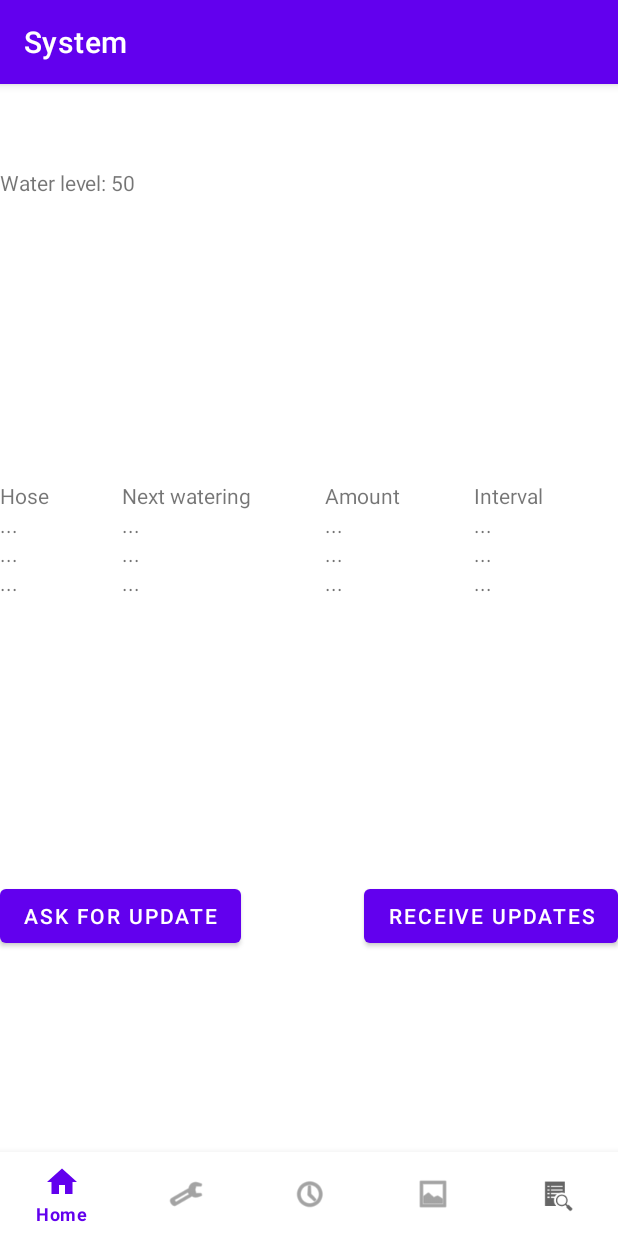
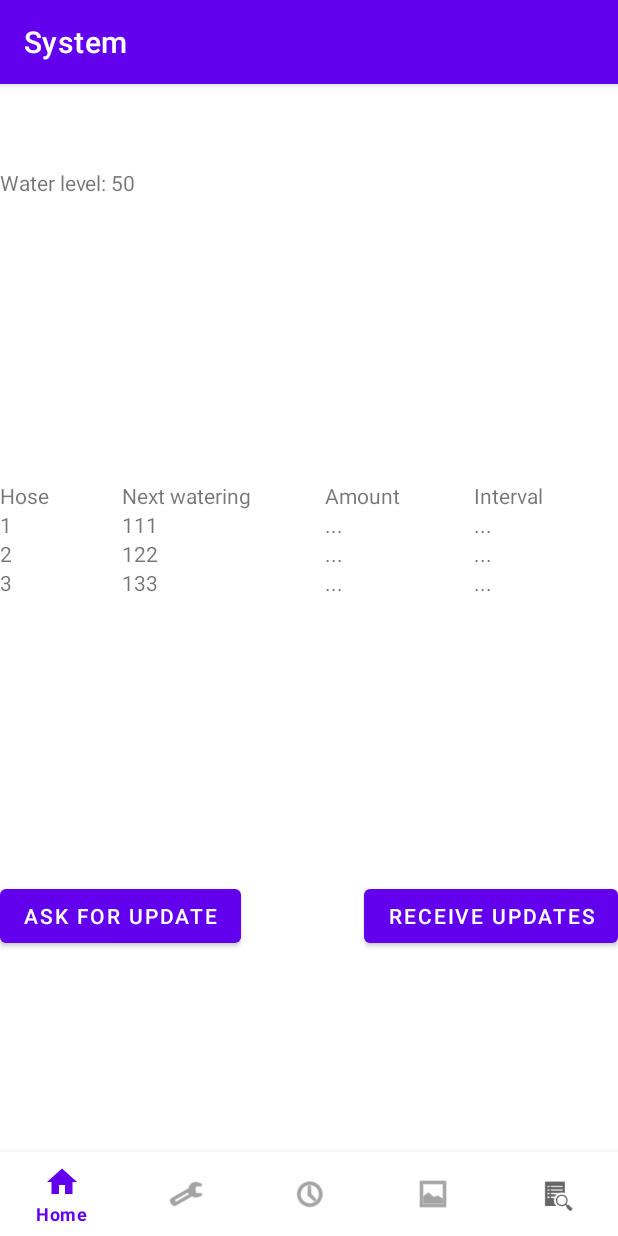
Before and after one commit to heriique/WaterPlants4, an Android app: the SystemFragment screen opened through its navigation route, after a tap on "RECEIVE UPDATES", on a phone screen of 412 x 824 dp. Run offline under Robolectric (Android 15) with nearby library versions, the phone set to English and light mode, and no system bars; our stand-ins replace navigation-ui.

Commit message:
Started processing dummy messages

```diff
--- a/app/src/main/java/com/example/waterplants/model/Model.kt
+++ b/app/src/main/java/com/example/waterplants/model/Model.kt
@@ -19,8 +19,7 @@ class Model private constructor(owner: AppCompatActivity) {
     //var systemPlant2 = Plant(5, null, null, null, null, null, null)
     //var systemPlant3 = Plant(6, null, null, null, null, null, null)
     //var systemPlants2 = arrayOf(systemPlant1, systemPlant2, systemPlant3)
-    var systemWaterLevel = MutableLiveData<String>()
-    var systemWaterLevel2 = MutableLiveData<Int?>()
+    var systemWaterLevel = MutableLiveData<Int?>()
 
     // Instance
     companion object {
@@ -79,8 +78,7 @@ class Model private constructor(owner: AppCompatActivity) {
                     systemPlantList[i].watered = ints[i * 5 + 4]
                 }
                 systemPlants.value = systemPlantList
-                systemWaterLevel.value = ints[15].toString()
-                systemWaterLevel2.value = ints[15]
+                systemWaterLevel.value = ints[15]
                 Log.d("jhgjgjhghjgjhgjh", "water lvl: " + ints[15].toString())
             }
         }
--- a/app/src/main/java/com/example/waterplants/ui/system/SystemFragment.kt
+++ b/app/src/main/java/com/example/waterplants/ui/system/SystemFragment.kt
@@ -30,11 +30,32 @@ class SystemFragment : Fragment() {
         _binding = FragmentSystemBinding.inflate(inflater, container, false)
         val root: View = binding.root
 
-        val textViewWaterLevel: TextView = binding.textSystemWaterLevel
+        //Bind data fields to textViews
         systemViewModel.systemWaterLevel.observe(viewLifecycleOwner) {
-            textViewWaterLevel.text = "${getString(R.string.system_water_level)} $it"
+            binding.textSystemWaterLevel.text = "${getString(R.string.system_water_level)} $it"
         }
 
+        systemViewModel.systemPlants.observe(viewLifecycleOwner) {
+            binding.textSystemHose1.text = "${it[0].pin?.minus(3)}"
+        }
+        systemViewModel.systemPlants.observe(viewLifecycleOwner) {
+            binding.textSystemHose2.text = "${it[1].pin?.minus(3)}"
+        }
+        systemViewModel.systemPlants.observe(viewLifecycleOwner) {
+            binding.textSystemHose3.text = "${it[2].pin?.minus(3)}"
+        }
+
+        systemViewModel.systemPlants.observe(viewLifecycleOwner) {
+            binding.textSystemNext1.text = "${it[0].hourOfDay ?: getString(R.string.system_empty)}"
+        }
+        systemViewModel.systemPlants.observe(viewLifecycleOwner) {
+            binding.textSystemNext2.text = "${it[1].hourOfDay ?: getString(R.string.system_empty)}"
+        }
+        systemViewModel.systemPlants.observe(viewLifecycleOwner) {
+            binding.textSystemNext3.text = "${it[2].hourOfDay ?: getString(R.string.system_empty)}"
+        }
+
+        // Buttons
         val buttonUpdate: Button = binding.buttonSystemUpdate
         buttonUpdate.setOnClickListener { systemViewModel.askForSystemStatus() }
 
--- a/app/src/main/java/com/example/waterplants/ui/system/SystemViewModel.kt
+++ b/app/src/main/java/com/example/waterplants/ui/system/SystemViewModel.kt
@@ -5,14 +5,11 @@ import androidx.lifecycle.MutableLiveData
 import androidx.lifecycle.Transformations
 import androidx.lifecycle.ViewModel
 import com.example.waterplants.model.Model
+import com.example.waterplants.model.Plant
 
 class SystemViewModel : ViewModel() {
-    private val _text = MutableLiveData<String>().apply {
-        value = "This is system Fragment"
-    }
-    val text: LiveData<String> = _text
-
-    val systemWaterLevel: LiveData<String> = Model.getInstance(null)?.systemWaterLevel!!
+    val systemWaterLevel: LiveData<Int?> = Model.getInstance(null)?.systemWaterLevel!!
+    val systemPlants: LiveData<List<Plant>> = Model.getInstance(null)?.systemPlants!!
 
     fun askForSystemStatus() {
         Model.getInstance(null)?.askForSystemStatus()
--- a/app/src/main/res/layout/fragment_system.xml
+++ b/app/src/main/res/layout/fragment_system.xml
@@ -60,7 +60,7 @@
             android:layout_height="match_parent">
 
             <TextView
-                android:id="@+id/text_system_plant1"
+                android:id="@+id/text_system_hose1"
                 android:layout_width="wrap_content"
                 android:layout_height="wrap_content"
                 android:layout_weight="1"
@@ -94,7 +94,7 @@
             android:layout_height="match_parent">
 
             <TextView
-                android:id="@+id/text_system_plant2"
+                android:id="@+id/text_system_hose2"
                 android:layout_width="wrap_content"
                 android:layout_height="wrap_content"
                 android:layout_weight="1"
@@ -128,7 +128,7 @@
             android:layout_height="match_parent">
 
             <TextView
-                android:id="@+id/text_system_plant3"
+                android:id="@+id/text_system_hose3"
                 android:layout_width="wrap_content"
                 android:layout_height="wrap_content"
                 android:layout_weight="1"
```
